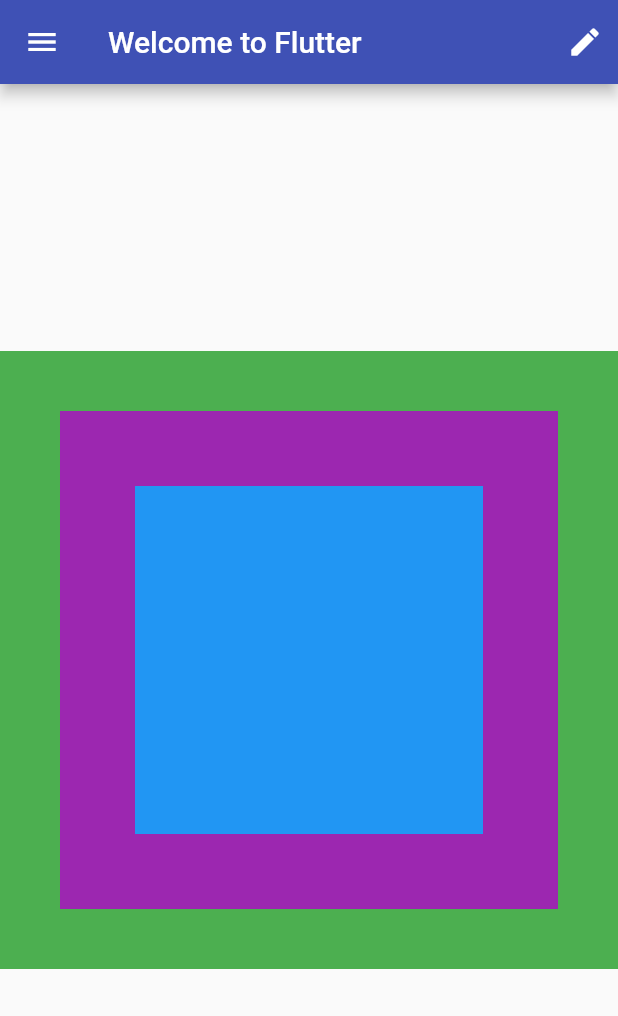
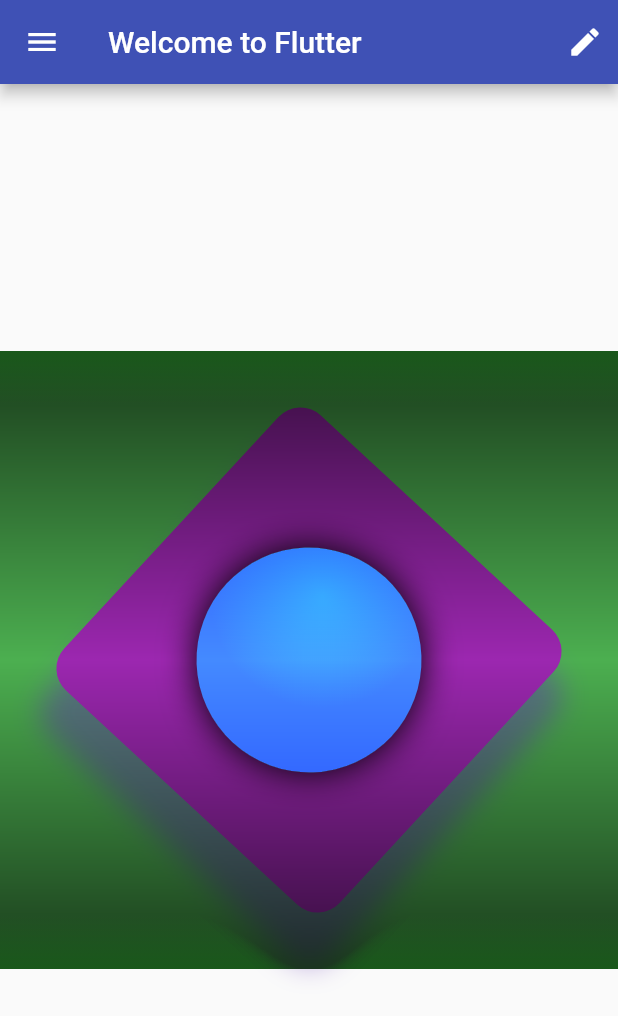
Before and after one commit to alvicaranzo/flutter_layout, a Flutter app: the screen it shows after launch, on a phone screen of 412 x 824 dp. Shown: the top 1016 px of the screen. Run offline on Flutter 3.47's test engine with Material 2 defaults, Android fonts, the phone set to English and light mode, and no system bars.

Commit message:
Using the Container widget

```diff
--- a/lib/immutable_widget.dart
+++ b/lib/immutable_widget.dart
@@ -1,3 +1,4 @@
+import 'dart:math' as Math;
 import 'package:flutter/material.dart';
 
 class ImmutableWidget extends StatelessWidget {
@@ -6,15 +7,62 @@ class ImmutableWidget extends StatelessWidget {
   @override
   Widget build(BuildContext context) {
     return Container(
-      color: Colors.green,
-      padding: const EdgeInsets.all(40),
-      child: Container(
-        color: Colors.purple,
-        padding: const EdgeInsets.all(50.0),
-        child: const ColoredBox(
-          color: Colors.blue,
+      decoration: const BoxDecoration(color: Colors.green),
+      foregroundDecoration: const BoxDecoration(
+        backgroundBlendMode: BlendMode.colorBurn,
+        gradient: LinearGradient(
+          begin: Alignment.topCenter,
+          end: Alignment.bottomCenter,
+          colors: [
+            Color(0xAA0d6123),
+            Color(0x00000000),
+            Color(0xAA0d6123),
+          ],
+        ),
+      ),
+      child: Center(
+        child: Transform.rotate(
+          angle: 180 / Math.pi, // Rotations are supplied in radians
+          child: Container(
+            width: 250,
+            height: 250,
+            decoration: BoxDecoration(
+              color: Colors.purple,
+              boxShadow: [
+                BoxShadow(
+                  color: Colors.deepPurple.withAlpha(120),
+                  spreadRadius: 4,
+                  blurRadius: 15,
+                  offset: Offset.fromDirection(1.0, 30),
+                ),
+              ],
+              borderRadius: const BorderRadius.all(Radius.circular(20)),
+            ),
+            child: Padding(
+              padding: const EdgeInsets.all(50.0),
+              child: _buildShinyCircle(),
+            ),
+          ),
         ),
       ),
     );
   }
+
+  Widget _buildShinyCircle() {
+    return Container(
+      decoration: const BoxDecoration(
+        shape: BoxShape.circle,
+        gradient: RadialGradient(
+          colors: [
+            Colors.lightBlueAccent,
+            Colors.blueAccent,
+          ],
+          center: Alignment(-0.3, -0.5),
+        ),
+        boxShadow: [
+          BoxShadow(blurRadius: 20),
+        ],
+      ),
+    );
+  }
 }
```
